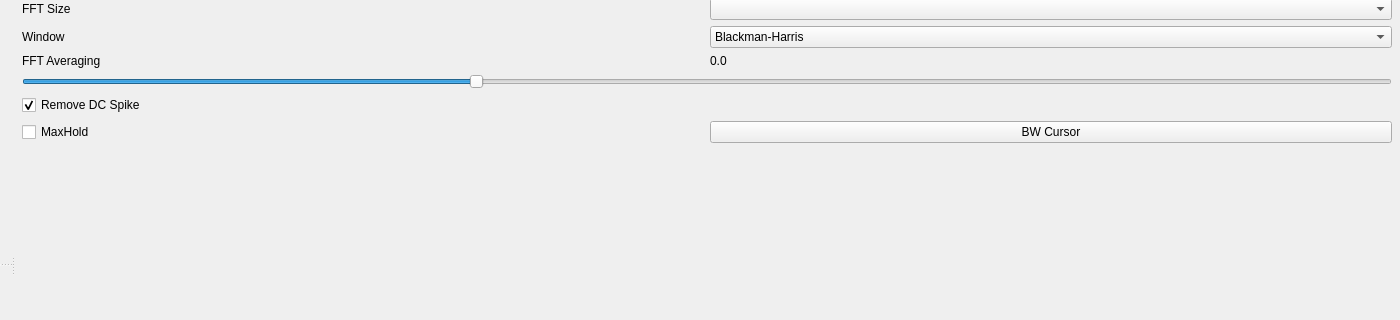
First picture: the form in src/RadioWizardMain/MainWindow.ui, repository sfestenstein/RadioWizard, before the edit; both pictures show x 0 to 1400 and y 162 to 482 of the 1400 by 855 pixel window.
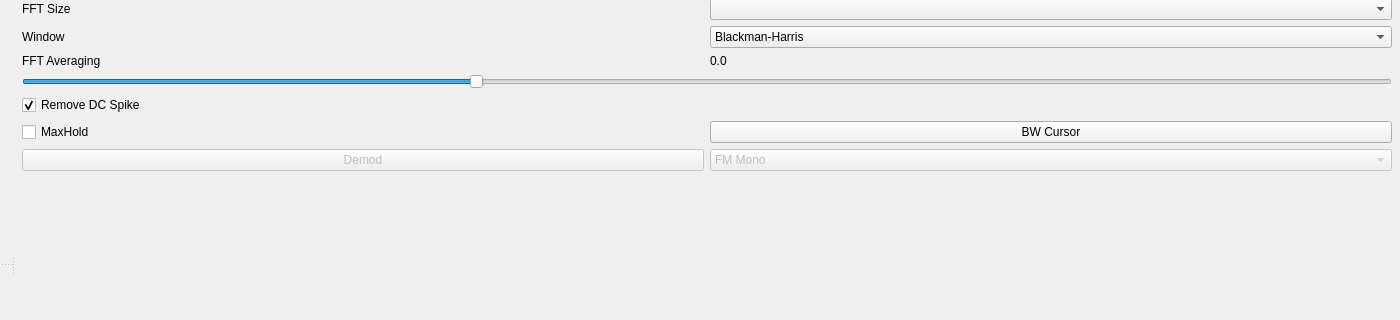
Second picture: the form after the edit. Custom widgets are drawn as their Qt base class.

Commit message: Adding demodulator and AudioOutput Class

What changed in the file:
```diff
--- a/src/RadioWizardMain/MainWindow.ui
+++ b/src/RadioWizardMain/MainWindow.ui
@@ -194,7 +194,7 @@
               </property>
              </widget>
             </item>
-            <item row="17" column="1">
+            <item row="18" column="1">
              <spacer name="verticalSpacer">
               <property name="orientation">
                <enum>Qt::Orientation::Vertical</enum>
@@ -272,6 +272,41 @@
               </property>
              </widget>
             </item>
+            <item row="17" column="0">
+             <widget class="QPushButton" name="_demodButton">
+              <property name="text">
+               <string>Demod</string>
+              </property>
+              <property name="checkable">
+               <bool>true</bool>
+              </property>
+              <property name="enabled">
+               <bool>false</bool>
+              </property>
+             </widget>
+            </item>
+            <item row="17" column="1">
+             <widget class="QComboBox" name="_demodModeCombo">
+              <property name="enabled">
+               <bool>false</bool>
+              </property>
+              <item>
+               <property name="text">
+                <string>FM Mono</string>
+               </property>
+              </item>
+              <item>
+               <property name="text">
+                <string>FM Stereo</string>
+               </property>
+              </item>
+              <item>
+               <property name="text">
+                <string>AM</string>
+               </property>
+              </item>
+             </widget>
+            </item>
             <item row="11" column="0">
              <widget class="QLabel" name="fftSizeLabel">
               <property name="text">
@@ -279,7 +314,7 @@
               </property>
              </widget>
             </item>
-            <item row="17" column="0">
+            <item row="18" column="0">
              <spacer name="verticalSpacer_2">
               <property name="orientation">
                <enum>Qt::Orientation::Vertical</enum>
@@ -305,10 +340,10 @@
               </property>
              </widget>
             </item>
-            <item row="18" column="1">
+            <item row="19" column="1">
              <widget class="QComboBox" name="_colorThemeCombo"/>
             </item>
-            <item row="18" column="0">
+            <item row="19" column="0">
              <widget class="QPushButton" name="_autoScaleBtn">
               <property name="text">
                <string>Auto Scale</string>
```
The commit also changes 7 other files.
